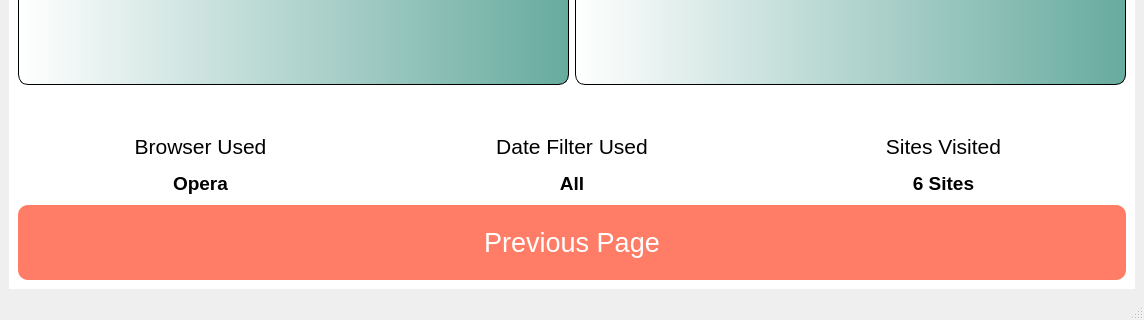
This is src/pyqt/uiFiles/metrics.ui in gerardpslowey/eMot as Qt 5 draws it before an edit; both pictures show x 0 to 1144 and y 529 to 849 of the 1144 by 849 pixel window. The edited form follows.
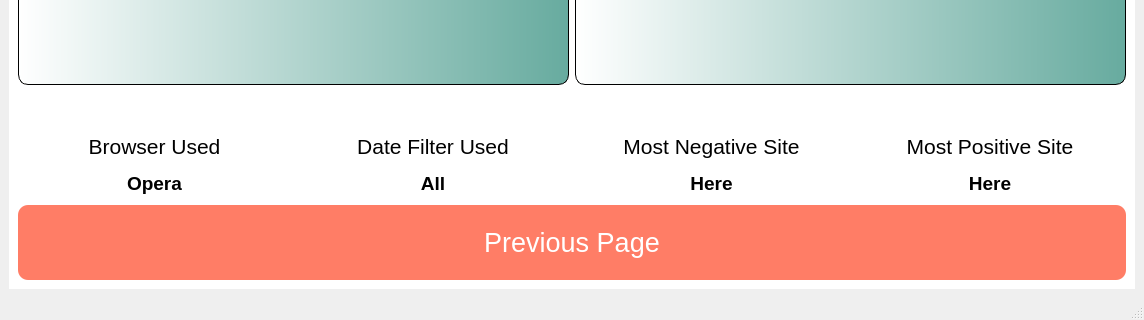
This is the edited form. Icons and pictures are not drawn. Custom widgets are drawn as their Qt base class.

Commit message: implementing gerards most pog and neg sites into PYQT

Diff of the .ui file:
```diff
--- a/src/pyqt/uiFiles/metrics.ui
+++ b/src/pyqt/uiFiles/metrics.ui
@@ -444,7 +444,59 @@
                </layout>
               </item>
               <item>
-               <layout class="QVBoxLayout" name="sLayout" stretch="0,0">
+               <layout class="QVBoxLayout" name="nLayout">
+                <item>
+                 <layout class="QVBoxLayout" name="verticalLayout_17">
+                  <item>
+                   <widget class="QLabel" name="negSiteLabel">
+                    <property name="font">
+                     <font>
+                      <pointsize>16</pointsize>
+                      <weight>50</weight>
+                      <bold>false</bold>
+                     </font>
+                    </property>
+                    <property name="text">
+                     <string>Most Negative Site</string>
+                    </property>
+                    <property name="alignment">
+                     <set>Qt::AlignCenter</set>
+                    </property>
+                   </widget>
+                  </item>
+                 </layout>
+                </item>
+                <item>
+                 <layout class="QVBoxLayout" name="verticalLayout_16">
+                  <item>
+                   <widget class="QLabel" name="negSiteEdit">
+                    <property name="font">
+                     <font>
+                      <pointsize>14</pointsize>
+                      <weight>75</weight>
+                      <bold>true</bold>
+                     </font>
+                    </property>
+                    <property name="styleSheet">
+                     <string notr="true">color: rgb(0, 0, 0);</string>
+                    </property>
+                    <property name="text">
+                     <string>Here</string>
+                    </property>
+                    <property name="alignment">
+                     <set>Qt::AlignCenter</set>
+                    </property>
+                    <property name="openExternalLinks">
+                     <bool>true</bool>
+                    </property>
+                   </widget>
+                  </item>
+                 </layout>
+                </item>
+               </layout>
+              </item>
+              <item>
+               <layout class="QVBoxLayout" name="pLayout" stretch="0,0">
                 <item>
                  <layout class="QVBoxLayout" name="verticalLayout_9" stretch="0">
                   <item>
@@ -457,7 +509,7 @@
                      </font>
                     </property>
                     <property name="text">
-                     <string>Sites Visited</string>
+                     <string>Most Positive Site</string>
                     </property>
                     <property name="alignment">
                      <set>Qt::AlignCenter</set>
@@ -477,8 +529,11 @@
                       <bold>true</bold>
                      </font>
                     </property>
+                    <property name="styleSheet">
+                     <string notr="true">color: rgb(0, 0, 0);</string>
+                    </property>
                     <property name="text">
-                     <string>6 Sites</string>
+                     <string>Here</string>
                     </property>
                     <property name="alignment">
                      <set>Qt::AlignCenter</set>
```
Left out of the diff: 7 changed lines with no effect on the pictures. The commit also changes 3 other files.
